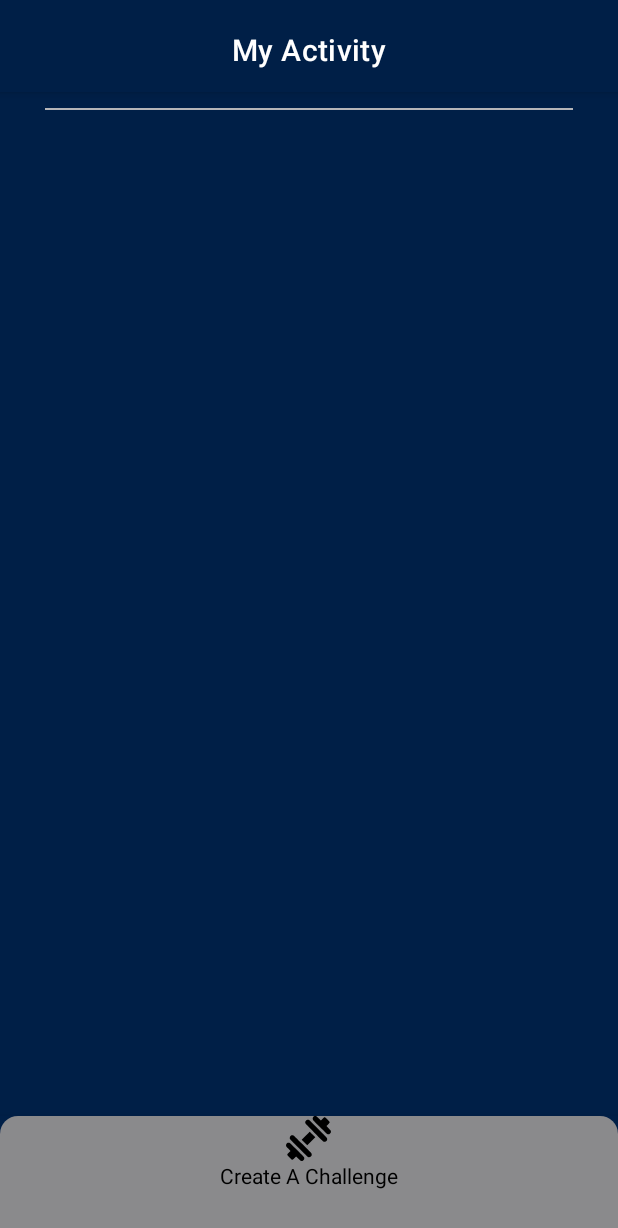
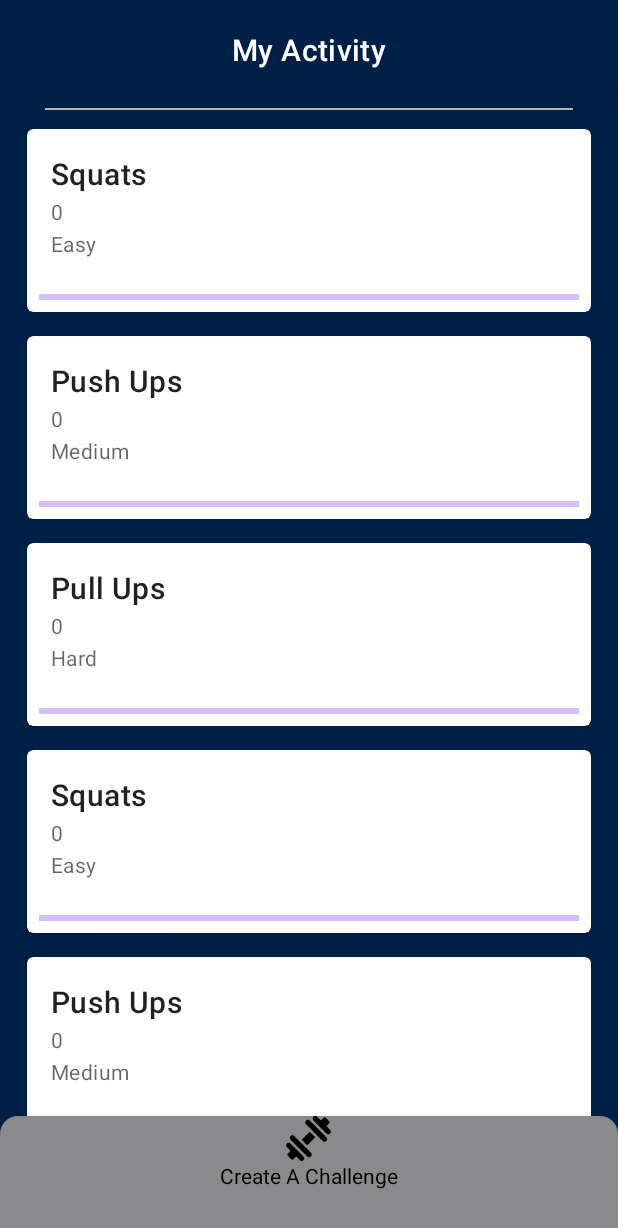
Before and after one commit to alielborady/GymBuddy, an Android app: the HomeActivity screen opened directly, with no data from a screen before it, after a tap on an icon or button, on a phone screen of 412 x 824 dp. Shown: the top 1228 px of the screen. Run offline under Robolectric (Android 15) with nearby library versions, the phone set to English and light mode, and no system bars; our stand-ins replace FlexboxLayout.

Commit message:
backend for Challenge recycle view

```diff
--- a/app/src/main/java/com/example/gymbuddy/AllChallenges.java
+++ b/app/src/main/java/com/example/gymbuddy/AllChallenges.java
@@ -1,15 +1,24 @@
 package com.example.gymbuddy;
 
 import androidx.appcompat.app.AppCompatActivity;
+import androidx.recyclerview.widget.LinearLayoutManager;
+import androidx.recyclerview.widget.RecyclerView;
 
 import android.content.Intent;
 import android.os.Bundle;
 import android.view.View;
 import android.widget.ImageButton;
 
+import java.time.LocalDateTime;
+import java.util.ArrayList;
+
 public class AllChallenges extends AppCompatActivity {
 
     private ImageButton createChallenge;
+
+    public RecyclerView challengeRecView;
+
+    public LocalDateTime now;
 
     @Override
     protected void onCreate(Bundle savedInstanceState) {
@@ -24,6 +33,30 @@ public class AllChallenges extends AppCompatActivity {
             }
         });
 
+        challengeRecView = (RecyclerView) findViewById(R.id.recycleView);
+
+        ArrayList<Challenge> challenges = new ArrayList<>();
+        now = LocalDateTime.now();
+
+        challenges.add(new Challenge("Squats", "Easy", now ));
+        challenges.add(new Challenge("Push Ups", "medium", now ));
+        challenges.add(new Challenge("Pull Ups", "hard", now ));
+        challenges.add(new Challenge("Squats", "Easy", now ));
+        challenges.add(new Challenge("Push Ups", "medium", now ));
+        challenges.add(new Challenge("Pull Ups", "hard", now ));
+        challenges.add(new Challenge("Squats", "Easy", now ));
+        challenges.add(new Challenge("Push Ups", "medium", now ));
+        challenges.add(new Challenge("Pull Ups", "hard", now ));
+        challenges.add(new Challenge("Squats", "Easy", now ));
+        challenges.add(new Challenge("Push Ups", "medium", now ));
+        challenges.add(new Challenge("Pull Ups", "hard", now ));
+
+        ChallengeRecViewAdapter adapter = new ChallengeRecViewAdapter();
+        adapter.setChallenges(challenges);
+
+        challengeRecView.setAdapter(adapter);
+        challengeRecView.setLayoutManager(new LinearLayoutManager(this));
+
 
     }
 }
--- a/app/src/main/java/com/example/gymbuddy/Challenge.java
+++ b/app/src/main/java/com/example/gymbuddy/Challenge.java
@@ -1,4 +1,101 @@
 package com.example.gymbuddy;
 
+import java.time.LocalDateTime;
+import java.time.ZoneId;
+import java.time.format.DateTimeFormatter;
+import java.util.ArrayList;
+import java.util.Calendar;
+import java.util.Date;
+import java.util.HashMap;
+
 public class Challenge {
+
+    public String name;
+    public String level;
+    public LocalDateTime startDate;
+    public Date endDate;
+    public int limit;
+    public ArrayList<String> participants;
+
+    public Challenge() {
+
+    }
+
+    public Challenge(String name, String level, LocalDateTime startDate) {
+        this.name = name;
+        this.level = level;
+        this.startDate = startDate;
+
+        if (level.equalsIgnoreCase("easy")){
+            limit = 10;
+        } else if (level.equalsIgnoreCase("medium")){
+            limit = 20;
+        } else {
+            limit = 30;
+        }
+
+        // set endDate by adding 10 days to startDAte
+        Date initial = Date.from(startDate.atZone(ZoneId.systemDefault()).toInstant());
+
+        Calendar calendar = Calendar.getInstance();
+        calendar.setTime(initial);
+        calendar.add(Calendar.DAY_OF_MONTH, 10);
+
+        endDate = calendar.getTime();
+
+        participants = new ArrayList<>();
+
+    }
+
+    public String getName() {
+        String cap = name.substring(0, 1).toUpperCase() + name.substring(1);
+        return name;
+    }
+
+    public void setName(String name) {
+        this.name = name;
+    }
+
+    public String getLevel() {
+        String cap = level.substring(0, 1).toUpperCase() + level.substring(1);
+        return cap;
+    }
+
+    public void setLevel(String level) {
+
+    }
+
+    public LocalDateTime getStartDate() {
+        return startDate;
+    }
+
+    public void setStartDate(LocalDateTime startDate) {
+        this.startDate = startDate;
+    }
+
+    public Date getEndDate() {
+        return endDate;
+    }
+
+    public void setEndDate(Date endDate) {
+        this.endDate = endDate;
+    }
+
+    public int getLimit() {
+        return limit;
+    }
+
+    public void setLimit(int limit) {
+        this.limit = limit;
+    }
+
+    public ArrayList<String> getParticipants() {
+        return participants;
+    }
+
+    public void addParticipant(String id){
+        participants.add(id);
+    }
+
+
 }
--- /dev/null
+++ b/app/src/main/java/com/example/gymbuddy/ChallengeRecViewAdapter.java
@@ -0,0 +1,65 @@
+package com.example.gymbuddy;
+
+import android.view.LayoutInflater;
+import android.view.View;
+import android.view.ViewGroup;
+import android.widget.TextView;
+
+import androidx.annotation.NonNull;
+import androidx.recyclerview.widget.RecyclerView;
+
+import java.util.ArrayList;
+
+public class ChallengeRecViewAdapter extends  RecyclerView.Adapter<ChallengeRecViewAdapter.ViewHolder>{
+
+    private ArrayList<Challenge> challenges = new ArrayList<>();
+
+    public ChallengeRecViewAdapter() {
+    }
+
+    @NonNull
+    @Override
+    public ViewHolder onCreateViewHolder(@NonNull ViewGroup parent, int viewType) {
+        View view = LayoutInflater.from(parent.getContext()).inflate(R.layout.challenge_item,parent,false);
+        ViewHolder holder = new ViewHolder(view);
+        return holder;
+    }
+
+    @Override
+    public void onBindViewHolder(@NonNull ViewHolder holder, int position) {
+
+        holder.challengeName.setText(challenges.get(position).getName());
+        holder.level.setText(challenges.get(position).getLevel());
+        holder.participants.setText(String.valueOf(challenges.get(position).getParticipants().size()));
+
+        System.out.println(challenges.get(position).getParticipants().toString());
+
+    }
+
+    @Override
+    public int getItemCount() {
+        return challenges.size();
+    }
+
+    public void setChallenges(ArrayList<Challenge> challenges) {
+        this.challenges = challenges;
+        notifyDataSetChanged();
+    }
+
+    public class ViewHolder extends RecyclerView.ViewHolder {
+
+        private TextView challengeName;
+        private TextView participants;
+        private TextView level;
+
+
+        public ViewHolder(@NonNull View itemView) {
+            super(itemView);
+
+            challengeName = itemView.findViewById(R.id.challengeName);
+            participants = itemView.findViewById(R.id.participants);
+            level = itemView.findViewById(R.id.level);
+        }
+    }
+
+}
--- a/app/src/main/java/com/example/gymbuddy/CreateChallenge.java
+++ b/app/src/main/java/com/example/gymbuddy/CreateChallenge.java
@@ -30,5 +30,7 @@ public class CreateChallenge extends AppCompatActivity {
         // Apply the adapter to the spinner
         challengeSpinner.setAdapter(challengeAdapter);
         levelSpinner.setAdapter(levelAdapter);
+
+
     }
 }
--- a/app/src/main/java/com/example/gymbuddy/HomeActivity.java
+++ b/app/src/main/java/com/example/gymbuddy/HomeActivity.java
@@ -1,16 +1,26 @@
 package com.example.gymbuddy;
 
 import androidx.appcompat.app.AppCompatActivity;
+import androidx.recyclerview.widget.LinearLayoutManager;
+import androidx.recyclerview.widget.RecyclerView;
 
 import android.content.Intent;
 import android.os.Bundle;
 import android.view.View;
 import android.widget.ImageButton;
 
+import java.time.LocalDateTime;
+import java.util.ArrayList;
+
 public class HomeActivity extends AppCompatActivity implements View.OnClickListener{
 
     private ImageButton findABuddy;
     private ImageButton joinChallenge;
+
+    public RecyclerView challengeRecView;
+
+    public LocalDateTime now;
+
 
     @Override
     protected void onCreate(Bundle savedInstanceState) {
@@ -22,6 +32,30 @@ public class HomeActivity extends AppCompatActivity implements View.OnClickListe
 
         joinChallenge = (ImageButton) findViewById(R.id.joinChallenge);
         joinChallenge.setOnClickListener(this);
+
+        challengeRecView = (RecyclerView) findViewById(R.id.recycleView);
+
+        ArrayList<Challenge> challenges = new ArrayList<>();
+        now = LocalDateTime.now();
+
+        challenges.add(new Challenge("Squats", "Easy", now ));
+        challenges.add(new Challenge("Push Ups", "medium", now ));
+        challenges.add(new Challenge("Pull Ups", "hard", now ));
+        challenges.add(new Challenge("Squats", "Easy", now ));
+        challenges.add(new Challenge("Push Ups", "medium", now ));
+        challenges.add(new Challenge("Pull Ups", "hard", now ));
+        challenges.add(new Challenge("Squats", "Easy", now ));
+        challenges.add(new Challenge("Push Ups", "medium", now ));
+        challenges.add(new Challenge("Pull Ups", "hard", now ));
+        challenges.add(new Challenge("Squats", "Easy", now ));
+        challenges.add(new Challenge("Push Ups", "medium", now ));
+        challenges.add(new Challenge("Pull Ups", "hard", now ));
+
+        ChallengeRecViewAdapter adapter = new ChallengeRecViewAdapter();
+        adapter.setChallenges(challenges);
+
+        challengeRecView.setAdapter(adapter);
+        challengeRecView.setLayoutManager(new LinearLayoutManager(this));
 
     }
 
--- /dev/null
+++ b/app/src/main/res/layout/challenge_item.xml
@@ -0,0 +1,66 @@
+<?xml version="1.0" encoding="utf-8"?>
+
+<com.google.android.material.card.MaterialCardView
+    xmlns:android="http://schemas.android.com/apk/res/android"
+    android:id="@+id/card"
+    android:layout_width="match_parent"
+    android:layout_height="wrap_content"
+    android:layout_margin="8dp">
+
+    <LinearLayout
+        android:layout_width="match_parent"
+        android:layout_height="wrap_content"
+        android:orientation="vertical">
+
+        <LinearLayout
+            android:layout_width="match_parent"
+            android:layout_height="wrap_content"
+            android:orientation="vertical"
+            android:padding="16dp">
+
+            <!-- Title, secondary and supporting text -->
+            <TextView
+                android:layout_width="wrap_content"
+                android:layout_height="wrap_content"
+                android:text="Squats"
+                android:id="@+id/challengeName"
+                android:textAppearance="?attr/textAppearanceHeadline6"
+                />
+            <TextView
+                android:layout_width="wrap_content"
+                android:layout_height="wrap_content"
+                android:layout_marginTop="2dp"
+                android:text="Participants"
+                android:id="@+id/participants"
+                android:textAppearance="?attr/textAppearanceBody2"
+                android:textColor="?android:attr/textColorSecondary"
+                />
+            <TextView
+                android:layout_width="wrap_content"
+                android:layout_height="wrap_content"
+                android:layout_marginTop="2dp"
+                android:text="level"
+                android:id="@+id/level"
+                android:textAppearance="?attr/textAppearanceBody2"
+                android:textColor="?android:attr/textColorSecondary"
+                />
+
+        </LinearLayout>
+
+        <!-- Buttons -->
+        <LinearLayout
+            android:layout_width="match_parent"
+            android:layout_height="wrap_content"
+            android:layout_margin="8dp"
+            android:orientation="horizontal">
+
+            <com.google.android.material.progressindicator.LinearProgressIndicator
+                android:layout_width="match_parent"
+                android:layout_height="wrap_content"
+                android:id="@+id/progressIndicator"/>
+
+        </LinearLayout>
+
+    </LinearLayout>
+
+</com.google.android.material.card.MaterialCardView>
```
